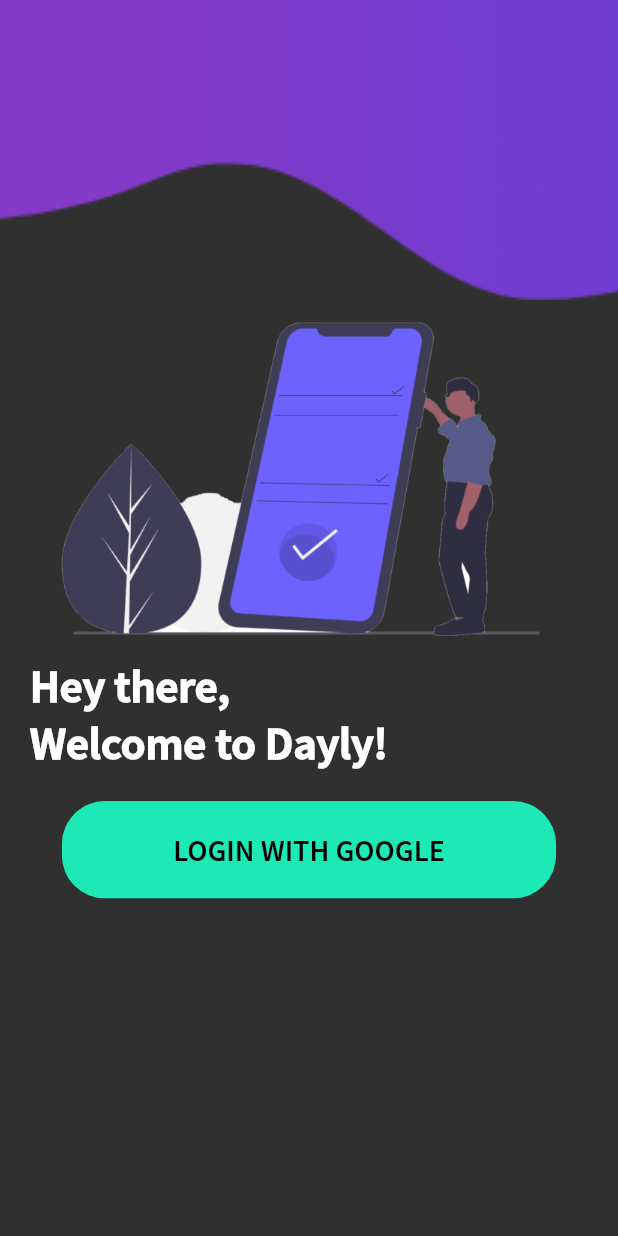
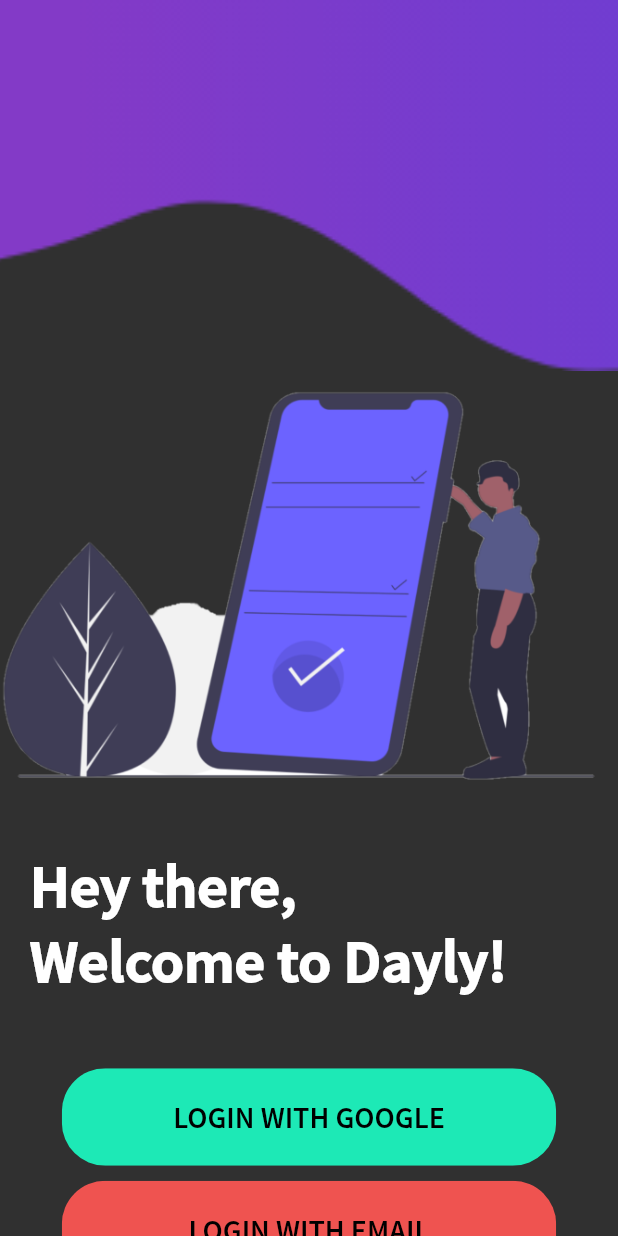
Before and after one commit to chwoozy/dayly, a Flutter app: the screen it shows after launch, after a tap on "LOGIN WITH GOOGLE", on a phone screen of 412 x 824 dp. Run offline on Flutter 3.47's test engine with Material 2 defaults, Android fonts, the light colour scheme and no system bars; our stand-ins replace cloud_firestore, curved_navigation_bar, email_validator, firebase_auth, firebase_storage, flutter_spinkit and 7 more; missing offline and left inert: googleapis, syncfusion_flutter_core; accounts and stored records are empty.

Commit message:
added login and signup pages

```diff
--- a/lib/main.dart
+++ b/lib/main.dart
@@ -1,4 +1,6 @@
 import 'package:dayly/pages/authenticate/landing.dart';
+import 'package:dayly/pages/authenticate/login.dart';
+import 'package:dayly/pages/authenticate/signup.dart';
 import 'package:dayly/pages/calendar/add_event.dart';
 import 'package:dayly/models/user.dart';
 import 'package:dayly/pages/wrapper.dart';
@@ -37,6 +39,8 @@
             '/landing': (context) => Landing(),
             '/wrapper': (context) => Wrapper(),
             '/addevent': (context) => AddEvent(),
+            '/login': (context) => Login(),
+            '/signup': (context) => SignUp(),
           },
           theme: _themeData),
     );
--- a/lib/models/user.dart
+++ b/lib/models/user.dart
@@ -9,6 +9,8 @@
   final String email;
   final String displayName;
   final String photoUrl;
+  final String method;
 
-  UserData({this.uid, this.email, this.displayName, this.photoUrl});
+  UserData(
+      {this.uid, this.email, this.displayName, this.photoUrl, this.method});
 }
--- a/lib/pages/authenticate/landing.dart
+++ b/lib/pages/authenticate/landing.dart
@@ -1,5 +1,4 @@
 import 'package:flutter/material.dart';
-import 'package:dayly/components/constants.dart';
 import 'package:dayly/components/rounded-button.dart';
 import 'package:dayly/services/auth.dart';
 
@@ -23,7 +22,7 @@
             crossAxisAlignment: CrossAxisAlignment.center,
             children: <Widget>[
               Container(
-                  height: 200,
+                  height: size.height * 0.3,
                   child: Stack(
                     children: <Widget>[
                       Positioned(
@@ -37,14 +36,14 @@
                       ),
                     ],
                   )),
-              SizedBox(height: 10.0),
+              SizedBox(height: size.height * 0.01),
               Center(
                 child: Image.asset(
                   'assets/images/landing-main.png',
-                  scale: 2.0,
+                  scale: 1.5,
                 ),
               ),
-              SizedBox(height: 10.0),
+              SizedBox(height: size.height * 0.05),
               Align(
                 alignment: Alignment.centerLeft,
                 child: Padding(
@@ -54,13 +53,13 @@
                       children: <Widget>[
                         Text('Hey there, \nWelcome to Dayly!',
                             style: TextStyle(
-                              fontSize: 30,
+                              fontSize: 40,
                               fontWeight: FontWeight.bold,
                             ))
                       ],
                     )),
               ),
-              SizedBox(height: 15.0),
+              SizedBox(height: size.height * 0.05),
               RoundedButton(
                 text: "LOGIN WITH GOOGLE",
                 color: Colors.tealAccent[400],
@@ -70,6 +69,14 @@
                   // Navigator.pushNamed(context, '/login');
                 },
               ),
+              RoundedButton(
+                text: "LOGIN WITH EMAIL",
+                color: Theme.of(context).accentColor,
+                textColor: Colors.black,
+                press: () async {
+                  Navigator.pushNamed(context, '/login');
+                },
+              ),
             ],
           )),
     );
--- a/lib/pages/profile/profile.dart
+++ b/lib/pages/profile/profile.dart
@@ -25,6 +25,7 @@
   String _email = '';
   String _uid = '';
   String _photoUrl = '';
+  String _method = '';
   bool loading = false;
   bool updating = false;
   bool processing = false;
@@ -63,6 +64,7 @@
             _email = snapshot.data.email;
             _uid = snapshot.data.uid;
             _photoUrl = snapshot.data.photoUrl;
+            _method = snapshot.data.method;
 
             return loading
                 ? Loading()
@@ -267,8 +269,8 @@
                                       await uploadImage(_uploadedImage);
                                     }
                                     DatabaseService(uid: _uid)
-                                        .updateUserData(
-                                            _email, _displayName, _photoUrl)
+                                        .updateUserData(_email, _displayName,
+                                            _photoUrl, _method)
                                         .whenComplete(() async {
                                       setState(() {
                                         loading = false;
--- a/lib/services/auth.dart
+++ b/lib/services/auth.dart
@@ -60,6 +60,7 @@
 
   // Sign In with Google
   Future<String> signInWithGoogle() async {
+    try {
       final GoogleSignInAccount googleSignInAccount =
           await _googleSignIn.signIn();
       final GoogleSignInAuthentication googleSignInAuthentication =
@@ -70,7 +71,8 @@
         idToken: googleSignInAuthentication.idToken,
       );
 
-    final AuthResult authResult = await _auth.signInWithCredential(credential);
+      final AuthResult authResult =
+          await _auth.signInWithCredential(credential);
       final FirebaseUser user = authResult.user;
 
       // Assertions
@@ -84,45 +86,56 @@
       if (isNewUser) {
         DatabaseService databaseService = DatabaseService(uid: user.uid);
         await databaseService.updateUserData(
-          user.email, user.displayName, user.photoUrl);
-      await databaseService
-          .updateScore(Score(uid: user.uid, name: user.displayName, score: 0));
+            user.email, user.displayName, user.photoUrl, "Google");
+        await databaseService.updateScore(
+            Score(uid: user.uid, name: user.displayName, score: 0));
         print("First time sign up with Google success!");
       }
 
       return 'Sign in with google succeeded: $user';
+    } catch (e) {
+      print(e.toString());
+      return 'Unsuccessful';
+    }
   }
 
-  // // Email Login
-  // Future loginWithEmailAndPassword(String email, String password) async {
-  //   try {
-  //     AuthResult result = await _auth.signInWithEmailAndPassword(
-  //         email: email, password: password);
-  //     FirebaseUser user = result.user;
-  //     return _userFromFirebaseUser(user);
-  //   } catch (e) {
-  //     print(e.toString());
-  //     return null;
-  //   }
-  // }
+  // Email Login
+  Future loginWithEmailAndPassword(String email, String password) async {
+    try {
+      AuthResult result = await _auth.signInWithEmailAndPassword(
+          email: email, password: password);
+      FirebaseUser user = result.user;
+      return _userFromFirebaseUser(user);
+    } catch (e) {
+      print(e.toString());
+      return null;
+    }
+  }
 
   // Email Signup
-  // Future signUpWithEmailAndPassword(
-  //     String email, String password, String name) async {
-  //   try {
-  //     AuthResult result = await _auth.createUserWithEmailAndPassword(
-  //         email: email, password: password);
-  //     FirebaseUser user = result.user;
+  Future signUpWithEmailAndPassword(
+      String email, String password, String name) async {
+    try {
+      AuthResult result = await _auth.createUserWithEmailAndPassword(
+          email: email, password: password);
+      FirebaseUser user = result.user;
 
-  //     // Create a new collection document for user with the uid
-  //     await DatabaseService(uid: user.uid)
-  //         .updateUserData(name, email, "student", '');
-  //     return _userFromFirebaseUser(user);
-  //   } catch (e) {
-  //     print(e.toString());
-  //     return null;
-  //   }
-  // }
+      // Create a new collection document for user with the uid
+      DatabaseService databaseService = DatabaseService(uid: user.uid);
+      await databaseService.updateUserData(
+          email,
+          name,
+          "https://cdn.pixabay.com/photo/2016/08/08/09/17/avatar-1577909_960_720.png",
+          "Email");
+      await databaseService
+          .updateScore(Score(uid: user.uid, name: name, score: 0));
+      print("Finishing email sign up...");
+      return _userFromFirebaseUser(user);
+    } catch (e) {
+      print(e.toString());
+      return null;
+    }
+  }
 
   // // Sign Out
   // Future signOut() async {
--- a/lib/services/database.dart
+++ b/lib/services/database.dart
@@ -22,7 +22,7 @@
       Firestore.instance.collection('score');
 
   Future updateUserData(
-      String email, String displayName, String photoUrl) async {
+      String email, String displayName, String photoUrl, String method) async {
     return await userCollection
         .document(uid)
         .collection('profile')
@@ -31,6 +31,7 @@
       'email': email,
       'displayName': displayName,
       'photoUrl': photoUrl,
+      'method': method,
     });
   }
 
@@ -135,6 +136,7 @@
       displayName: snapshot.data['displayName'],
       email: snapshot.data['email'],
       photoUrl: snapshot.data['photoUrl'],
+      method: snapshot.data['method'],
     );
   }
 
```
Also changed, not shown: lib/components/constants.dart (+0 -14 lines), lib/pages/authenticate/login.dart (+114 -103 lines), lib/pages/authenticate/signup.dart (+137 -122 lines). Lines whose indentation alone changed are shown as unchanged.
